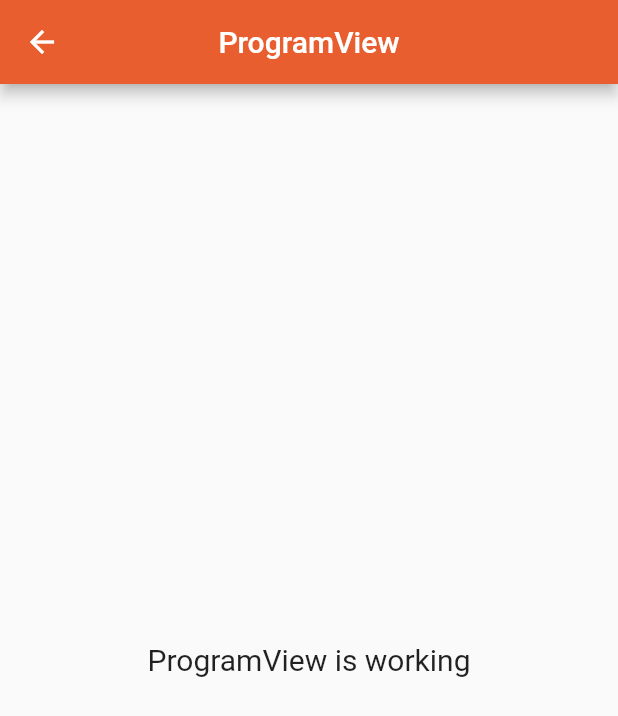
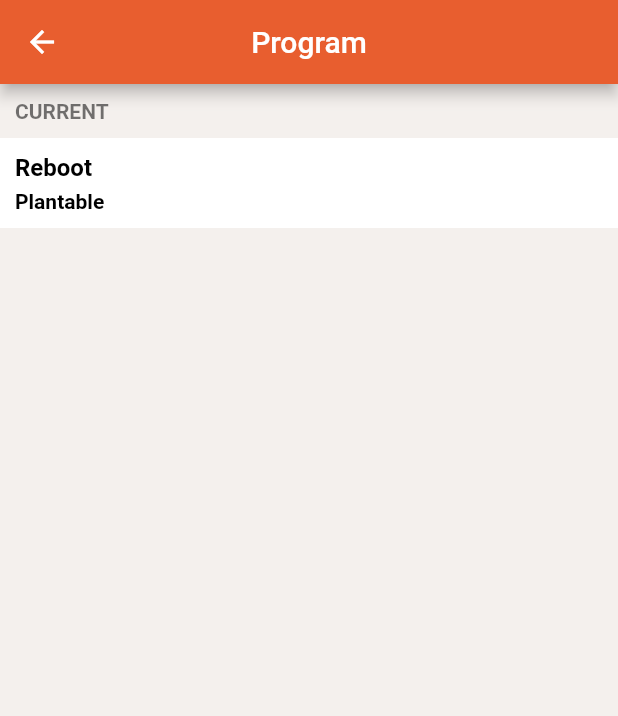
Before and after one commit to plantable/flutterAppDemo, a Flutter app: the ProgramView screen opened by its route, on a phone screen of 412 x 824 dp. Shown: the top 716 px of the screen. Run offline on Flutter 3.47's test engine with Material 2 defaults, Android fonts, the phone set to English and light mode, and no system bars; our stand-ins replace device_preview, dio, fancy_bottom_navigation, flutter_spinkit, get, percent_indicator and 1 more; missing offline and left inert: bulleted_list, get_cli.

Commit message:
program view added

```diff
--- a/lib/app/modules/program/views/program_view.dart
+++ b/lib/app/modules/program/views/program_view.dart
@@ -1,6 +1,7 @@
 import 'package:flutter/material.dart';
 
 import 'package:get/get.dart';
+import 'package:plantable/base/constatnts/color_constants.dart';
 
 import '../controllers/program_controller.dart';
 
@@ -8,15 +9,50 @@
   @override
   Widget build(BuildContext context) {
     return Scaffold(
+      backgroundColor: kAppBackgroundColor,
       appBar: AppBar(
-        title: Text('ProgramView'),
+        title: Text('Program'),
         centerTitle: true,
       ),
-      body: Center(
-        child: Text(
-          'ProgramView is working',
-          style: TextStyle(fontSize: 20),
-        ),
+      body: Column(
+        crossAxisAlignment: CrossAxisAlignment.start,
+        children: [
+          Padding(
+            padding: const EdgeInsets.all(10.0),
+            child: Text(
+              'CURRENT',
+              style:
+                  TextStyle(color: Colors.black54, fontWeight: FontWeight.w600),
+            ),
+          ),
+          Container(
+            width: Get.width,
+            color: Colors.white,
+            padding: EdgeInsets.all(10.0),
+            child: Column(
+              crossAxisAlignment: CrossAxisAlignment.start,
+              children: [
+                Text(
+                  'Reboot',
+                  style: TextStyle(
+                      fontSize: 16.0,
+                      color: Colors.black,
+                      fontWeight: FontWeight.w600),
+                ),
+                SizedBox(
+                  height: 5.0,
+                ),
+                Text(
+                  'Plantable',
+                  style: TextStyle(
+                      fontSize: 14.0,
+                      color: Colors.black,
+                      fontWeight: FontWeight.w600),
+                ),
+              ],
+            ),
+          )
+        ],
       ),
     );
   }
--- a/lib/app/modules/settings/views/settings_view.dart
+++ b/lib/app/modules/settings/views/settings_view.dart
@@ -66,7 +66,11 @@
   Widget _programItem() {
     return Column(
       children: [
-        SettingsItemsView(
+        InkWell(
+          onTap: () {
+            Get.toNamed(Routes.PROGRAM);
+          },
+          child: SettingsItemsView(
             suffexIcon: Icon(
               Icons.book,
               size: 30.0,
@@ -75,6 +79,7 @@
             title: "Program",
             from: 'PROGRAM',
             endText: "Reboot",
+          ),
         ),
         Container(
           margin: EdgeInsets.only(left: 50.0),
@@ -143,13 +148,18 @@
             color: Colors.black,
           ),
         ),
-        SettingsItemsView(
+        InkWell(
+          onTap: () {
+            Get.toNamed(Routes.FEEDBACK);
+          },
+          child: SettingsItemsView(
             suffexIcon: Icon(
               Icons.book,
               size: 30.0,
               color: Colors.black38,
             ),
             title: "Feedback",
+          ),
         ),
         Container(
           margin: EdgeInsets.only(left: 50.0),
```
Lines whose indentation alone changed are shown as unchanged.
